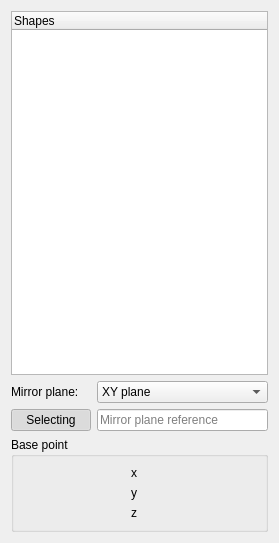
Above: src/Mod/Part/Gui/Mirroring.ui from southseact-3d/fcd before the change. Below: the same form after it.
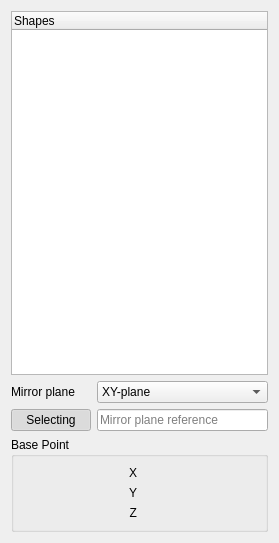
That is the form after the change. Custom widgets are drawn as their Qt base class.

```diff
--- a/src/Mod/Part/Gui/Mirroring.ui
+++ b/src/Mod/Part/Gui/Mirroring.ui
@@ -17,13 +17,13 @@
    <item row="3" column="0" colspan="2">
     <widget class="QGroupBox" name="groupBox">
      <property name="title">
-      <string>Base point</string>
+      <string>Base Point</string>
      </property>
      <layout class="QGridLayout" name="gridLayout">
       <item row="0" column="0">
        <widget class="QLabel" name="label_3">
         <property name="text">
-         <string>x</string>
+         <string>X</string>
         </property>
         <property name="alignment">
          <set>Qt::AlignRight|Qt::AlignTrailing|Qt::AlignVCenter</set>
@@ -46,7 +46,7 @@
       <item row="1" column="0">
        <widget class="QLabel" name="label_4">
         <property name="text">
-         <string>y</string>
+         <string>Y</string>
         </property>
         <property name="alignment">
          <set>Qt::AlignRight|Qt::AlignTrailing|Qt::AlignVCenter</set>
@@ -69,7 +69,7 @@
       <item row="2" column="0">
        <widget class="QLabel" name="label_5">
         <property name="text">
-         <string>z</string>
+         <string>Z</string>
         </property>
         <property name="alignment">
          <set>Qt::AlignRight|Qt::AlignTrailing|Qt::AlignVCenter</set>
@@ -95,7 +95,7 @@
    <item row="1" column="0">
     <widget class="QLabel" name="label">
      <property name="text">
-      <string>Mirror plane:</string>
+      <string>Mirror plane</string>
      </property>
     </widget>
    </item>
@@ -103,7 +103,7 @@
     <widget class="QComboBox" name="comboBox">
      <item>
       <property name="text">
-       <string>XY plane</string>
+       <string>XY-plane</string>
       </property>
      </item>
      <item>
```
Left out of the diff: 6 changed lines with no effect on the pictures.
